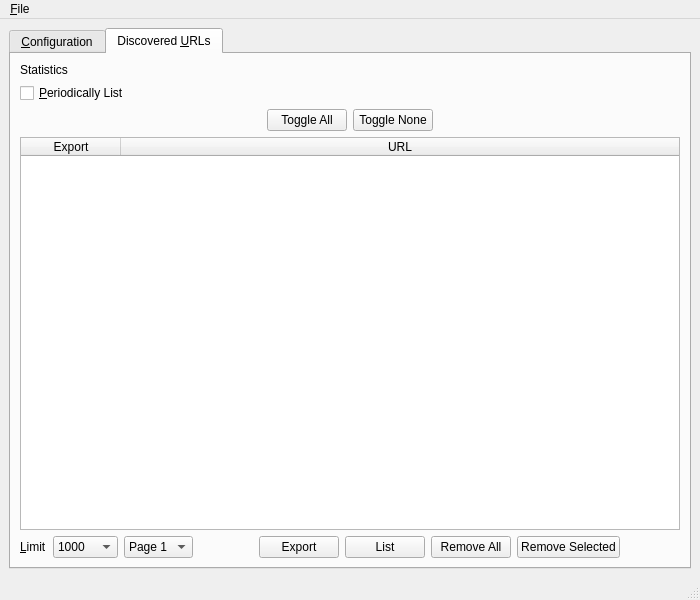
Qt form UI/pandemonium.ui (nurfalie/pandamonium) before a commit.
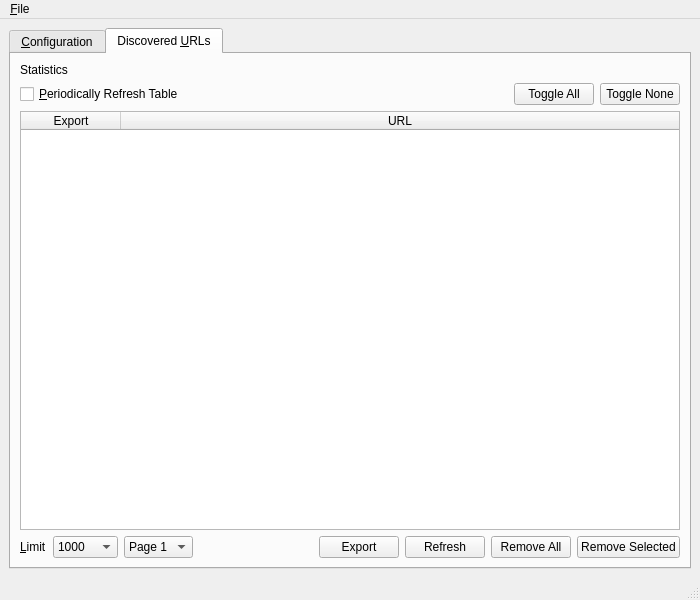
The same form after that commit. The open tabs and pages were chosen to show the change.

Commit message: Save periodic refresh settings.

The edit to the form file:
```diff
--- a/UI/pandemonium.ui
+++ b/UI/pandemonium.ui
@@ -438,32 +438,15 @@
           </property>
          </widget>
         </item>
-        <item>
-         <layout class="QHBoxLayout" name="horizontalLayout_10">
-          <item>
-           <widget class="QCheckBox" name="periodically_list_discovered_urls">
-            <property name="text">
-             <string>&amp;Periodically List</string>
-            </property>
-           </widget>
-          </item>
-          <item>
-           <spacer name="horizontalSpacer_13">
-            <property name="orientation">
-             <enum>Qt::Horizontal</enum>
-            </property>
-            <property name="sizeHint" stdset="0">
-             <size>
-              <width>40</width>
-              <height>20</height>
-             </size>
-            </property>
-           </spacer>
-          </item>
-         </layout>
-        </item>
         <item>
          <layout class="QHBoxLayout" name="horizontalLayout_5">
+          <item>
+           <widget class="QCheckBox" name="periodically_list_discovered_urls">
+            <property name="text">
+             <string>&amp;Periodically Refresh Table</string>
+            </property>
+           </widget>
+          </item>
           <item>
            <spacer name="horizontalSpacer_6">
             <property name="orientation">
@@ -497,19 +480,6 @@
             </property>
            </widget>
           </item>
-          <item>
-           <spacer name="horizontalSpacer_7">
-            <property name="orientation">
-             <enum>Qt::Horizontal</enum>
-            </property>
-            <property name="sizeHint" stdset="0">
-             <size>
-              <width>40</width>
-              <height>20</height>
-             </size>
-            </property>
-           </spacer>
-          </item>
          </layout>
         </item>
         <item>
@@ -620,7 +590,7 @@
           <item>
            <widget class="QPushButton" name="list_discovered_urls">
             <property name="text">
-             <string>List</string>
+             <string>Refresh</string>
             </property>
            </widget>
           </item>
@@ -638,19 +608,6 @@
             </property>
            </widget>
           </item>
-          <item>
-           <spacer name="horizontalSpacer_9">
-            <property name="orientation">
-             <enum>Qt::Horizontal</enum>
-            </property>
-            <property name="sizeHint" stdset="0">
-             <size>
-              <width>40</width>
-              <height>20</height>
-             </size>
-            </property>
-           </spacer>
-          </item>
          </layout>
         </item>
        </layout>
```
Left out of the diff: 62 changed lines with no effect on the pictures. The commit also changes 2 other files.
